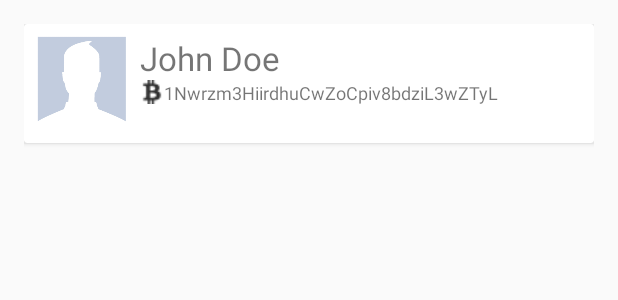
After one commit to jonalmeida/Keinbase, an Android app: the layout card_user.xml on its own in the app's theme, with its tools: preview values and no code run, on a phone screen of 412 x 824 dp. The commit adds this screen. Shown: the top 300 px of the screen. Run offline under Robolectric (Android 15) with nearby library versions, the phone set to English and light mode, and no system bars.

Commit message:
Early work for the user card in search

```diff
--- /dev/null
+++ b/app/src/main/res/layout/card_user.xml
@@ -0,0 +1,139 @@
+<?xml version="1.0" encoding="utf-8"?>
+<!--<android.support.v7.widget.CardView-->
+    <!--xmlns:card_view="http://schemas.android.com/apk/res-auto"-->
+    <!--xmlns:android="http://schemas.android.com/apk/res/android"-->
+    <!--android:id="@+id/card_view"-->
+    <!--android:layout_width="match_parent"-->
+    <!--android:layout_height="wrap_content"-->
+    <!--card_view:cardCornerRadius="4dp"-->
+    <!--android:layout_margin="5dp">-->
+
+    <!--<RelativeLayout-->
+        <!--android:layout_width="match_parent"-->
+        <!--android:layout_height="match_parent">-->
+
+        <!--<FrameLayout-->
+            <!--android:id="@+id/title"-->
+            <!--android:layout_width="match_parent"-->
+            <!--android:layout_height="10dp"-->
+            <!--android:background="@color/primary"-->
+            <!--android:gravity="center_vertical"-->
+            <!--android:layout_toEndOf="@+id/imageView"/>-->
+
+        <!--<ImageView-->
+            <!--android:layout_width="wrap_content"-->
+            <!--android:layout_height="match_parent"-->
+            <!--android:id="@+id/imageView"-->
+            <!--android:layout_alignParentStart="true"-->
+            <!--android:layout_alignParentTop="true"-->
+            <!--android:src="@drawable/abc_btn_check_to_on_mtrl_015"-->
+            <!--android:layout_alignParentBottom="true"-->
+            <!--android:minWidth="125dp"/>-->
+
+        <!--<FrameLayout-->
+            <!--android:layout_width="fill_parent"-->
+            <!--android:layout_height="match_parent"-->
+            <!--android:layout_below="@+id/title"-->
+            <!--android:layout_toEndOf="@+id/imageView"-->
+            <!--android:id="@+id/user_frame_detail">-->
+
+            <!--<TextView-->
+                <!--android:id="@+id/txtName"-->
+                <!--android:layout_width="wrap_content"-->
+                <!--android:layout_height="wrap_content"-->
+                <!--android:text="Name"-->
+                <!--android:gravity="center_vertical"-->
+                <!--android:textSize="10dp"-->
+                <!--android:layout_marginTop="10dp"-->
+                <!--android:layout_marginLeft="5dp"/>-->
+
+            <!--<TextView-->
+                <!--android:id="@+id/txtEmail"-->
+                <!--android:layout_width="wrap_content"-->
+                <!--android:layout_height="wrap_content"-->
+                <!--android:text="Email"-->
+                <!--android:textSize="10dp"-->
+                <!--android:layout_marginTop="10dp"-->
+                <!--android:layout_alignParentRight="true"-->
+                <!--android:layout_marginRight="50dp"-->
+                <!--android:layout_alignBaseline="@id/txtName"-->
+                <!--android:layout_gravity="right|top"/>-->
+
+            <!--<TextView-->
+                <!--android:id="@+id/txtSurname"-->
+                <!--android:layout_width="wrap_content"-->
+                <!--android:layout_height="wrap_content"-->
+                <!--android:text="Surname"-->
+                <!--android:gravity="center_vertical"-->
+                <!--android:textSize="10dp"-->
+                <!--android:layout_below="@id/txtName"-->
+                <!--android:layout_marginTop="10dp"-->
+                <!--android:layout_marginLeft="5dp"-->
+                <!--android:layout_gravity="left|center_vertical"/>-->
+
+        <!--</FrameLayout>-->
+
+    <!--</RelativeLayout>-->
+<!--</android.support.v7.widget.CardView>-->
+<LinearLayout xmlns:android="http://schemas.android.com/apk/res/android"
+              android:layout_width="match_parent"
+              android:layout_height="match_parent"
+              android:padding="16dp">
+
+    <android.support.v7.widget.CardView
+        android:layout_width="match_parent"
+        android:layout_height="wrap_content"
+        android:id="@+id/card_user_info">
+
+        <RelativeLayout
+            android:layout_width="match_parent"
+            android:layout_height="wrap_content"
+            android:padding="8dp">
+
+            <ImageView
+                android:layout_width="wrap_content"
+                android:layout_height="wrap_content"
+                android:id="@+id/iv_user_photo"
+                android:layout_alignParentStart="true"
+                android:layout_alignParentTop="true"
+                android:layout_marginEnd="8dp"
+                android:maxWidth="64dp"
+                android:maxHeight="64dp"
+                android:adjustViewBounds="true"
+                android:src="@drawable/placeholder_avatar"
+                android:contentDescription="@string/card_user_photo"/>
+
+            <TextView
+                android:layout_width="wrap_content"
+                android:layout_height="wrap_content"
+                android:id="@+id/tv_user_name"
+                android:layout_toEndOf="@+id/iv_user_photo"
+                android:layout_alignParentTop="true"
+                android:text="John Doe"
+                android:textSize="22sp"/>
+
+            <ImageView
+                android:layout_width="wrap_content"
+                android:layout_height="wrap_content"
+                android:id="@+id/imageView"
+                android:src="@drawable/bitcoin"
+                android:layout_toEndOf="@+id/iv_user_photo"
+                android:layout_below="@+id/tv_user_name"/>
+
+            <TextView
+                android:layout_width="wrap_content"
+                android:layout_height="wrap_content"
+                android:id="@+id/tv_user_coinbase"
+                android:text="1Nwrzm3HiirdhuCwZoCpiv8bdziL3wZTyL"
+                android:textSize="12sp"
+                android:layout_below="@+id/tv_user_name"
+                android:layout_toEndOf="@+id/imageView"
+                android:layout_alignBottom="@+id/imageView"/>
+
+
+
+        </RelativeLayout>
+
+    </android.support.v7.widget.CardView>
+
+</LinearLayout>
--- a/app/src/main/res/values/strings.xml
+++ b/app/src/main/res/values/strings.xml
@@ -5,4 +5,5 @@
     <string name="action_settings">Settings</string>
 
     <string name="search_bar_hint">Search for a username..</string>
+    <string name="card_user_photo"/>
 </resources>
```
Also changed, not shown: app/src/main/java/com/jonalmeida/keinbase/User.java (indentation only), app/src/main/res/drawable/bitcoin.png (added), app/src/main/res/drawable/placeholder_avatar.gif (added).
